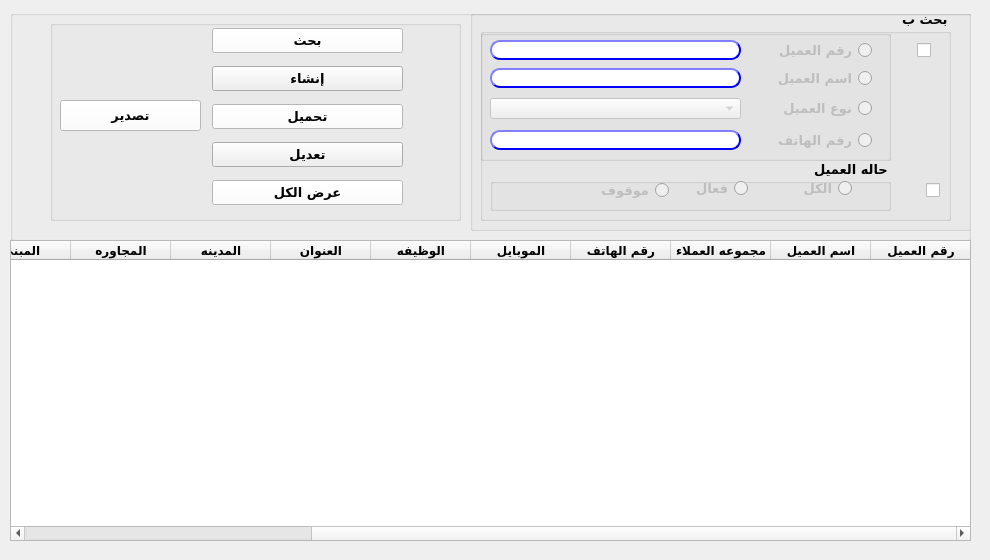
Above: presentation/loyalty_ui/customer_display.ui from shymaa123456/HyperPOS2020 before the change. Below: the same form after it.
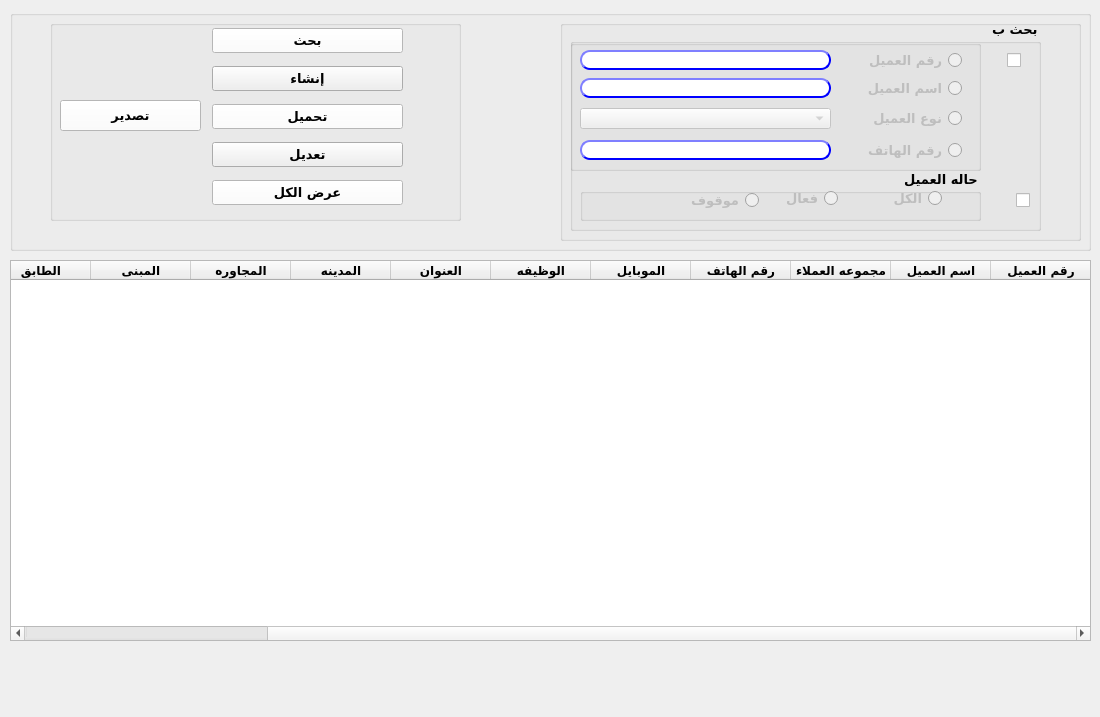
That is the form after the change.

Patch:
```diff
--- a/presentation/loyalty_ui/customer_display.ui
+++ b/presentation/loyalty_ui/customer_display.ui
@@ -6,20 +6,20 @@
    <rect>
     <x>0</x>
     <y>0</y>
-    <width>990</width>
-    <height>560</height>
+    <width>1100</width>
+    <height>717</height>
    </rect>
   </property>
   <property name="minimumSize">
    <size>
-    <width>990</width>
-    <height>560</height>
+    <width>1100</width>
+    <height>717</height>
    </size>
   </property>
   <property name="maximumSize">
    <size>
-    <width>990</width>
-    <height>560</height>
+    <width>1100</width>
+    <height>717</height>
    </size>
   </property>
   <property name="windowTitle">
@@ -48,8 +48,8 @@
     <rect>
      <x>10</x>
      <y>10</y>
-     <width>961</width>
-     <height>231</height>
+     <width>1081</width>
+     <height>241</height>
     </rect>
    </property>
    <property name="font">
@@ -75,8 +75,8 @@
    <widget class="QGroupBox" name="groupBox_5">
     <property name="geometry">
      <rect>
-      <x>460</x>
-      <y>0</y>
+      <x>550</x>
+      <y>10</y>
       <width>521</width>
       <height>221</height>
      </rect>
@@ -246,6 +246,7 @@
        <property name="font">
         <font>
          <family>29LT Bukra Regular</family>
+         <pointsize>10</pointsize>
          <weight>75</weight>
          <bold>true</bold>
         </font>
@@ -314,6 +315,7 @@
        <property name="font">
         <font>
          <family>29LT Bukra Regular</family>
+         <pointsize>10</pointsize>
          <weight>75</weight>
          <bold>true</bold>
         </font>
@@ -358,6 +360,7 @@
        <property name="font">
         <font>
          <family>29LT Bukra Regular</family>
+         <pointsize>10</pointsize>
          <weight>75</weight>
          <bold>true</bold>
         </font>
@@ -1177,9 +1180,9 @@
    <property name="geometry">
     <rect>
      <x>10</x>
-     <y>240</y>
-     <width>961</width>
-     <height>301</height>
+     <y>260</y>
+     <width>1081</width>
+     <height>381</height>
     </rect>
    </property>
    <property name="font">
```
